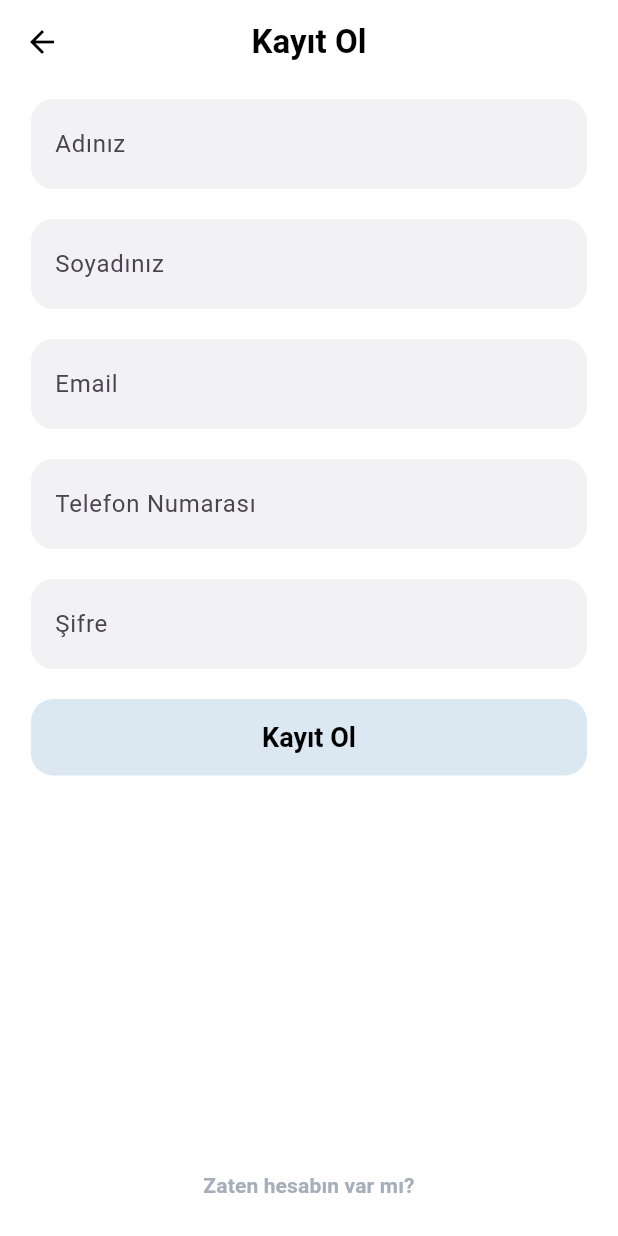
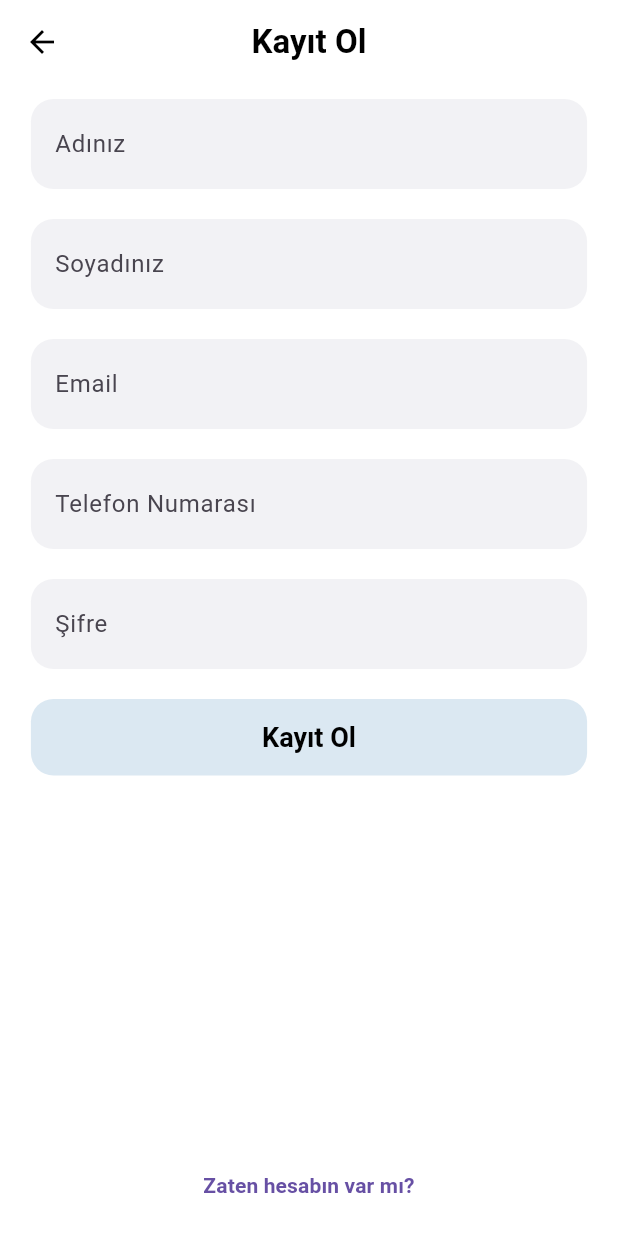
Before and after one commit to FatihArslan-cmd/Flutter-Internship-App, a Flutter app: the screen it shows after launch, after a tap on "Hesabın yok mu? Kayıt Ol", on a phone screen of 412 x 824 dp. Run offline on Flutter 3.47's test engine with Material 3 defaults, Android fonts, the phone set to English and light mode, and no system bars; our stand-ins replace firebase_auth, firebase_core, flutter_bloc, fluttertoast; accounts and stored records are empty.

Commit message:
text_style_extensions.dart file has been added and implemented

```diff
--- a/lib/core/widgets/text_field.dart
+++ b/lib/core/widgets/text_field.dart
@@ -1,6 +1,7 @@
 import 'package:flutter/material.dart';
 import 'package:testapp/core/theme/color_manager.dart';
 import '../constants/styles.dart';
+import '../utils/text_style_extensions.dart';
 
 class CustomTextField extends StatefulWidget {
   final String labelText;
@@ -66,7 +67,7 @@ class CustomTextFieldState extends State<CustomTextField> {
         child: TextField(
           controller: _internalController,
           obscureText: widget.obscureText,
-          style: AppTextStyles.inputText.copyWith(color: CustomColorConstant.instance.subTextColor),
+          style: AppTextStyles.inputText.withColor(CustomColorConstant.instance.subTextColor),
           cursorColor: CustomColorConstant.instance.primaryTextColor,
           decoration: InputDecoration(
             filled: true,
--- a/lib/features/auth/presentation/pages/login_page.dart
+++ b/lib/features/auth/presentation/pages/login_page.dart
@@ -2,6 +2,7 @@ import 'package:flutter/material.dart';
 import 'package:flutter_bloc/flutter_bloc.dart';
 import 'package:testapp/core/theme/color_manager.dart';
 import 'package:fluttertoast/fluttertoast.dart';
+import 'package:testapp/core/utils/text_style_extensions.dart';
 
 import '../../../../core/widgets/text_field.dart';
 import '../../../../core/widgets/custom_button.dart';
@@ -104,13 +105,10 @@ class _LoginScreenState extends State<LoginScreen> {
                           children: [
                             Text(
                               'Hoş Geldiniz!',
-                              style: AppTextStyles.welcomeText.copyWith(
-                                color: CustomColorConstant
-                                    .instance
-                                    .primaryTextColor,
+                              style: AppTextStyles.welcomeText.withColor(
+                                CustomColorConstant.instance.primaryTextColor,
                               ),
                             ),
-
                             CustomTextField(
                               labelText: 'E-posta',
                               widthFactor: 0.9,
@@ -138,10 +136,8 @@ class _LoginScreenState extends State<LoginScreen> {
                                   },
                                   child: Text(
                                     'Şifremi Unuttum',
-                                    style: AppTextStyles.subText.copyWith(
-                                      color: CustomColorConstant
-                                          .instance
-                                          .subTextColor,
+                                    style: AppTextStyles.subText.withColor(
+                                      CustomColorConstant.instance.subTextColor,
                                     ),
                                   ),
                                 ),
@@ -164,8 +160,8 @@ class _LoginScreenState extends State<LoginScreen> {
                           child: Text(
                             'Hesabın yok mu? Kayıt Ol',
                             textAlign: TextAlign.center,
-                            style: AppTextStyles.subText.copyWith(
-                              color: CustomColorConstant.instance.subTextColor,
+                            style: AppTextStyles.subText.withColor(
+                              CustomColorConstant.instance.subTextColor,
                             ),
                           ),
                         ),
--- a/lib/features/auth/presentation/pages/register_page.dart
+++ b/lib/features/auth/presentation/pages/register_page.dart
@@ -1,6 +1,7 @@
 import 'package:flutter/material.dart';
 import 'package:flutter_bloc/flutter_bloc.dart';
 import 'package:fluttertoast/fluttertoast.dart';
+import 'package:testapp/core/utils/text_style_extensions.dart';
 
 import '../../../../core/widgets/text_field.dart';
 import '../../../../core/widgets/custom_button.dart';
@@ -66,8 +67,8 @@ class _RegisterPageState extends State<RegisterPage> {
       appBar: AppBar(
         title: Text(
           'Kayıt Ol',
-          style: AppTextStyles.appBarText.copyWith(
-            color: CustomColorConstant.instance.primaryTextColor,
+          style: AppTextStyles.appBarText.withColor(
+            CustomColorConstant.instance.primaryTextColor,
           ),
         ),
       ),
@@ -153,9 +154,10 @@ class _RegisterPageState extends State<RegisterPage> {
                       child: Text(
                         'Zaten hesabın var mı?',
                         textAlign: TextAlign.center,
-                        style: AppTextStyles.subText.copyWith(
-                          color: CustomColorConstant.instance.subTextColor,
-                        ),
+                        style: AppTextStyles.subText
+                          ..withColor(
+                            CustomColorConstant.instance.primaryTextColor,
+                          ),
                       ),
                     ),
                   ),
```
Also changed, not shown: lib/core/utils/text_style_extensions.dart (added, +24 -0 lines), lib/features/auth/presentation/pages/forgot_password_page.dart (+6 -6 lines), lib/features/home/presentation/pages/home_page.dart (+5 -5 lines).
